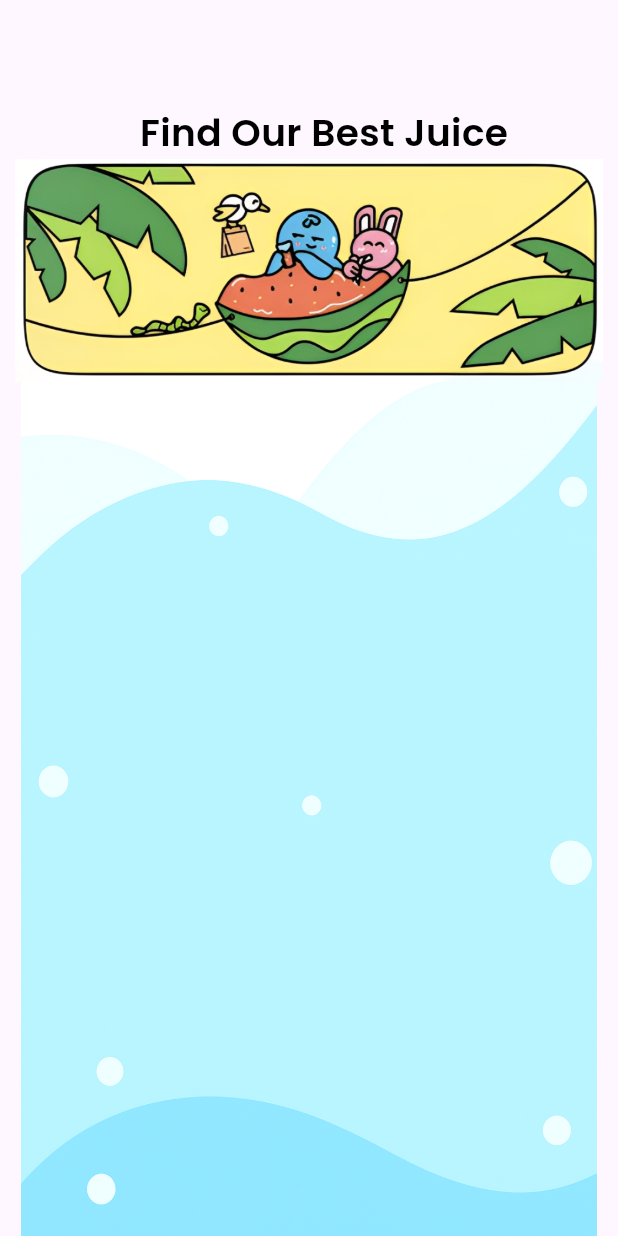
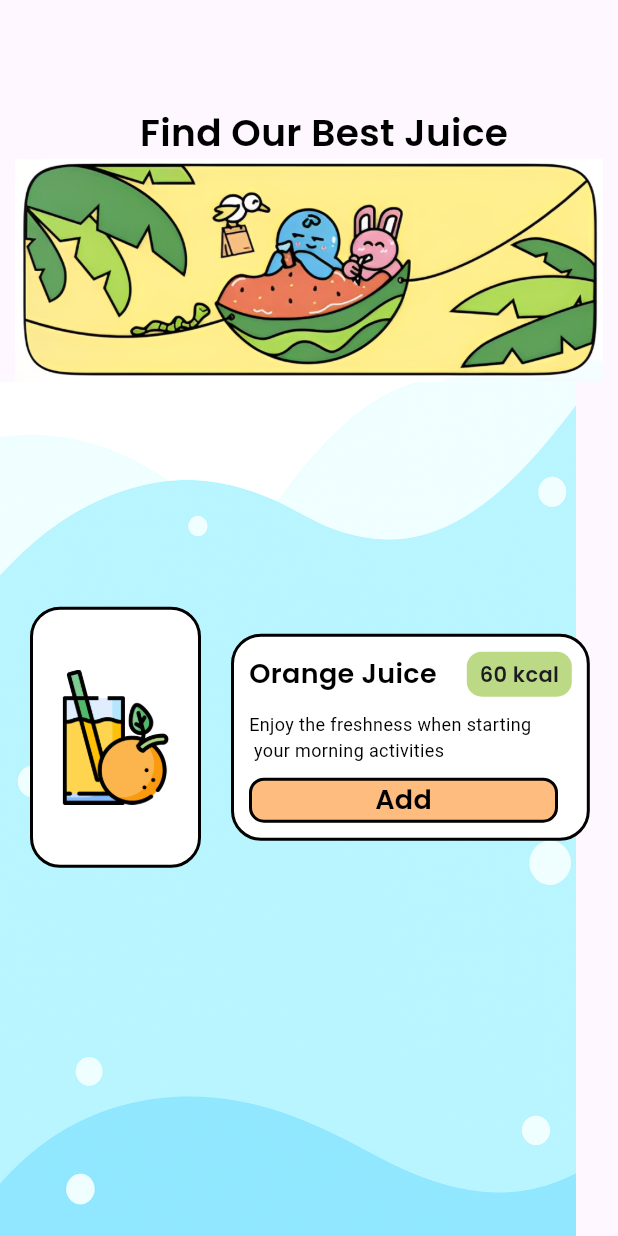
Before and after one commit to jasonchriscodes/juice_dash, a Flutter app: the screen it shows after launch, on a phone screen of 412 x 824 dp. Run offline on Flutter 3.47's test engine with Material 3 defaults, Android fonts, the phone set to English and light mode, and no system bars.

Commit message:
feat: add juice item

```diff
--- a/lib/pages/home.dart
+++ b/lib/pages/home.dart
@@ -13,10 +13,10 @@ class _HomeState extends State<Home> {
   Widget build(BuildContext context) {
     return Scaffold(
       body: Container(
-          margin: EdgeInsets.only(left: 0.0),
+          margin: const EdgeInsets.only(left: 0.0),
           child: Column(
             children: [
-              SizedBox(height: 70.0),
+              const SizedBox(height: 70.0),
               Padding(
                 padding: const EdgeInsets.only(left: 20.0),
                 child: Text("Find Our Best Juice",
@@ -32,6 +32,77 @@ class _HomeState extends State<Home> {
                     "images/water.png",
                     height: MediaQuery.of(context).size.height / 1.43,
                   ),
+                  Padding(
+                    padding: const EdgeInsets.only(top: 150.0, left: 20.0),
+                    child: Row(
+                      children: [
+                        Container(
+                            padding: const EdgeInsets.symmetric(
+                                horizontal: 10.0, vertical: 40.0),
+                            decoration: BoxDecoration(
+                                color: Colors.white,
+                                border: Border.all(width: 2.0),
+                                borderRadius: BorderRadius.circular(20)),
+                            child: Image.asset("images/orange-juice.png",
+                                height: 90, width: 90, fit: BoxFit.cover)),
+                        const SizedBox(width: 20.0),
+                        Container(
+                            margin: const EdgeInsets.only(right: 20.0),
+                            padding: const EdgeInsets.all(10),
+                            decoration: BoxDecoration(
+                                color: Colors.white,
+                                border: Border.all(width: 2.0),
+                                borderRadius: BorderRadius.circular(20)),
+                            child: Column(
+                                crossAxisAlignment: CrossAxisAlignment.start,
+                                children: [
+                                  Row(
+                                    children: [
+                                      Text("Orange Juice",
+                                          style: AppWidget.headlineTextStyle(
+                                              18.0)),
+                                      SizedBox(width: 20.0),
+                                      Container(
+                                        height: 30,
+                                        width: 70,
+                                        decoration: BoxDecoration(
+                                            color: const Color(0xffbcd986),
+                                            borderRadius:
+                                                BorderRadius.circular(10)),
+                                        child: const Center(
+                                            child: Text("60 kcal",
+                                                style: TextStyle(
+                                                    fontFamily: "Poppins"))),
+                                      )
+                                    ],
+                                  ),
+                                  const SizedBox(height: 10.0),
+                                  const Text(
+                                    "Enjoy the freshness when starting\n your morning activities",
+                                    style: TextStyle(
+                                        color: Colors.black, fontSize: 12.0),
+                                  ),
+                                  const SizedBox(height: 10.0),
+                                  Center(
+                                    child: Container(
+                                        width:
+                                            MediaQuery.of(context).size.width /
+                                                2,
+                                        decoration: BoxDecoration(
+                                            color: const Color(0xfffebd7f),
+                                            borderRadius:
+                                                BorderRadius.circular(10),
+                                            border: Border.all(width: 2.0)),
+                                        child: Center(
+                                            child: Text("Add",
+                                                style:
+                                                    AppWidget.headlineTextStyle(
+                                                        18.0)))),
+                                  ),
+                                ]))
+                      ],
+                    ),
+                  )
                 ],
               )
             ],
```
